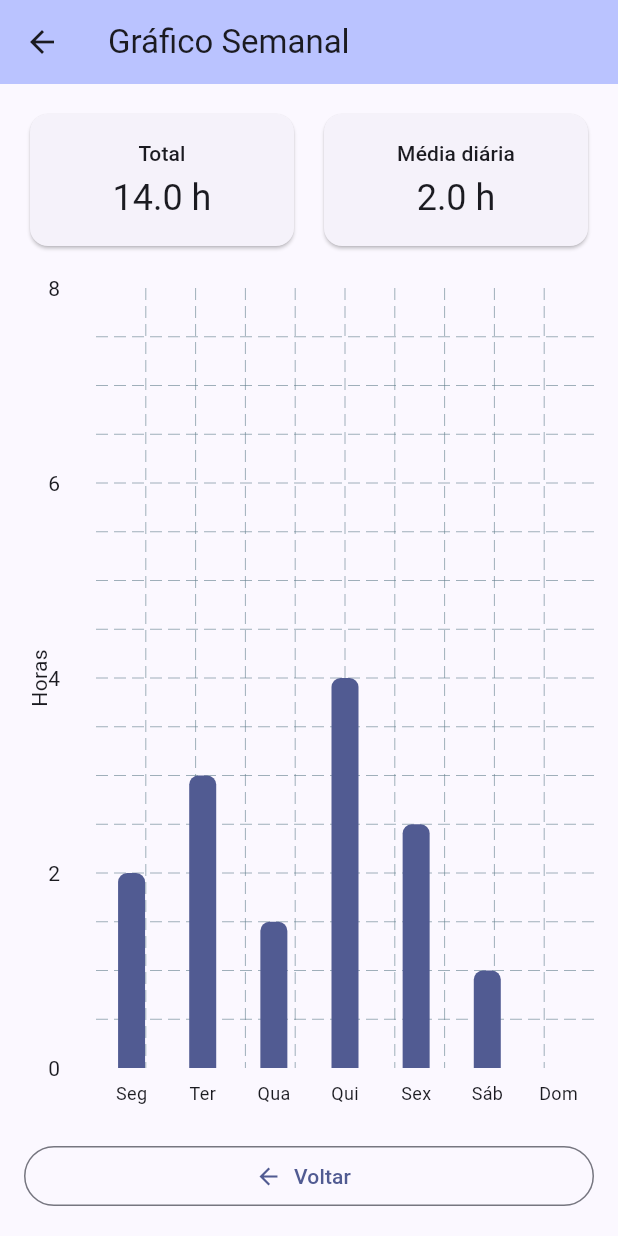
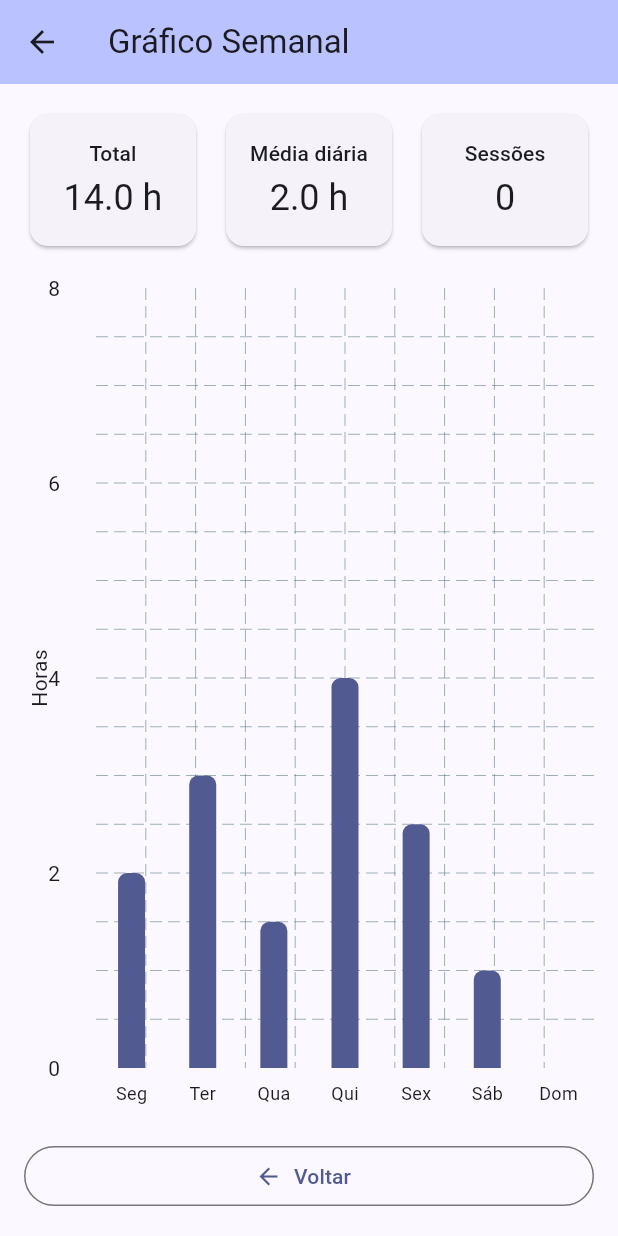
Before and after one commit to mmcconservador-svg/Trabalho-Final-da-Disciplina-de-Sistemas-Embarcados, a Flutter app: the screen it shows after launch, after a tap on "Ver gráfico", on a phone screen of 412 x 824 dp. Run offline on Flutter 3.47's test engine with Material 3 defaults, Android fonts, the phone set to English and light mode, and no system bars; drawn by our look-alikes of fl_chart.

Commit message:
Contador de sessões (setState), workflow de publicação web/APK e README final
Co-Authored-By: Claude Sonnet 5.5 <noreply@anthropic.com>
Claude-Session: https://claude.ai/code/session_01Jxtf7UeDCNUavBeJHnTG42

```diff
--- a/lib/main.dart
+++ b/lib/main.dart
@@ -15,7 +15,7 @@ class HorasDeEstudoApp extends StatelessWidget {
       title: 'Horas de Estudo',
       debugShowCheckedModeBanner: false,
       theme: ThemeData(
-        colorScheme: ColorScheme.fromSeed(seedColor: Colors.indigo),
+        colorSchemeSeed: Colors.indigo,
         useMaterial3: true,
       ),
       home: const RegistroScreen(),
--- a/lib/screens/grafico_screen.dart
+++ b/lib/screens/grafico_screen.dart
@@ -3,10 +3,16 @@ import 'package:flutter/material.dart';
 
 /// Tela 2: mostra as horas da Tela 1 em um grafico de barras (pacote fl_chart).
 class GraficoScreen extends StatelessWidget {
-  const GraficoScreen({super.key, required this.dias, required this.horas});
+  const GraficoScreen({
+    super.key,
+    required this.dias,
+    required this.horas,
+    this.sessoes = 0,
+  });
 
   final List<String> dias;
   final List<double> horas;
+  final int sessoes;
 
   @override
   Widget build(BuildContext context) {
@@ -37,6 +43,10 @@ class GraficoScreen extends StatelessWidget {
                     titulo: 'Média diária',
                     valor: '${media.toStringAsFixed(1)} h',
                   ),
+                ),
+                const SizedBox(width: 12),
+                Expanded(
+                  child: _Indicador(titulo: 'Sessões', valor: '$sessoes'),
                 ),
               ],
             ),
--- a/lib/screens/registro_screen.dart
+++ b/lib/screens/registro_screen.dart
@@ -23,12 +23,26 @@ class _RegistroScreenState extends State<RegistroScreen> {
 
   final List<double> horas = [2, 3, 1.5, 4, 2.5, 1, 0];
 
+  /// Contador de sessoes de estudo (conceito do exemplo da aula: setState).
+  int sessoes = 0;
+
+  void _incrementarSessoes() {
+    // setState avisa o Flutter que o estado mudou e a tela deve ser redesenhada.
+    setState(() {
+      sessoes++;
+    });
+  }
+
   void _abrirGrafico() {
     // Navegacao da Tela 1 -> Tela 2 (Navigator.push).
     Navigator.push(
       context,
       MaterialPageRoute(
-        builder: (context) => GraficoScreen(dias: dias, horas: List.of(horas)),
+        builder: (context) => GraficoScreen(
+          dias: dias,
+          horas: List.of(horas),
+          sessoes: sessoes,
+        ),
       ),
     );
   }
@@ -38,6 +52,7 @@ class _RegistroScreenState extends State<RegistroScreen> {
       for (var i = 0; i < horas.length; i++) {
         horas[i] = 0;
       }
+      sessoes = 0;
     });
   }
 
@@ -57,12 +72,19 @@ class _RegistroScreenState extends State<RegistroScreen> {
           ),
         ],
       ),
+      floatingActionButton: FloatingActionButton.extended(
+        onPressed: _incrementarSessoes,
+        tooltip: 'Registrar uma sessão de estudo',
+        icon: const Icon(Icons.add),
+        label: Text('Sessões: $sessoes'),
+      ),
       body: Column(
         children: [
           Padding(
             padding: const EdgeInsets.fromLTRB(16, 16, 16, 8),
             child: Text(
-              'Ajuste as horas estudadas em cada dia da semana.',
+              'Ajuste as horas estudadas em cada dia da semana e use o botão + '
+              'para contar sessões de estudo.',
               style: Theme.of(context).textTheme.bodyLarge,
             ),
           ),
```
Also changed, not shown: 3 other files.
